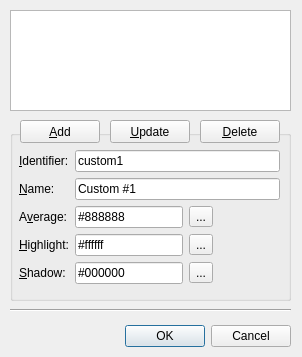
Old version of the form customranges.ui in the repository irydacea/wespal.
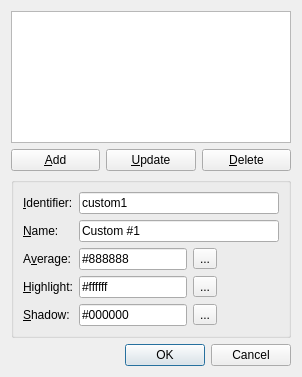
New version of the form.

Commit message: customranges: Make the overall dialog layout less awkward

The edit to the form file:
```diff
--- a/customranges.ui
+++ b/customranges.ui
@@ -7,114 +7,47 @@
     <x>0</x>
     <y>0</y>
     <width>302</width>
-    <height>357</height>
+    <height>377</height>
    </rect>
   </property>
-  <property name="minimumSize">
-   <size>
-    <width>302</width>
-    <height>357</height>
-   </size>
-  </property>
-  <property name="maximumSize">
-   <size>
-    <width>302</width>
-    <height>357</height>
-   </size>
-  </property>
   <property name="windowTitle">
    <string>Customize color ranges</string>
   </property>
-  <widget class="QDialogButtonBox" name="buttonBox">
-   <property name="geometry">
-    <rect>
-     <x>10</x>
-     <y>320</y>
-     <width>281</width>
-     <height>32</height>
-    </rect>
-   </property>
-   <property name="orientation">
-    <enum>Qt::Horizontal</enum>
-   </property>
-   <property name="standardButtons">
-    <set>QDialogButtonBox::Cancel|QDialogButtonBox::Ok</set>
-   </property>
-  </widget>
-  <widget class="QListWidget" name="rangesList">
-   <property name="geometry">
-    <rect>
-     <x>10</x>
-     <y>10</y>
-     <width>281</width>
-     <height>101</height>
-    </rect>
-   </property>
-  </widget>
+  <layout class="QVBoxLayout" name="verticalLayout" stretch="1,0,1,0">
+   <item>
+    <widget class="QListWidget" name="rangesList"/>
+   </item>
+   <item>
+    <layout class="QHBoxLayout" name="horizontalLayout" stretch="1,1,1">
+     <item>
   <widget class="QPushButton" name="cmdAdd">
-   <property name="geometry">
-    <rect>
-     <x>20</x>
-     <y>120</y>
-     <width>80</width>
-     <height>23</height>
-    </rect>
-   </property>
    <property name="text">
     <string>&amp;Add</string>
    </property>
   </widget>
+     </item>
+     <item>
   <widget class="QPushButton" name="cmdUpdate">
-   <property name="geometry">
-    <rect>
-     <x>110</x>
-     <y>120</y>
-     <width>80</width>
-     <height>23</height>
-    </rect>
-   </property>
    <property name="text">
     <string>&amp;Update</string>
    </property>
   </widget>
+     </item>
+     <item>
   <widget class="QPushButton" name="cmdDelete">
-   <property name="geometry">
-    <rect>
-     <x>200</x>
-     <y>120</y>
-     <width>80</width>
-     <height>23</height>
-    </rect>
-   </property>
    <property name="text">
     <string>&amp;Delete</string>
    </property>
   </widget>
+     </item>
+    </layout>
+   </item>
+   <item>
   <widget class="QGroupBox" name="groupBox">
-   <property name="geometry">
-    <rect>
-     <x>10</x>
-     <y>130</y>
-     <width>281</width>
-     <height>171</height>
-    </rect>
-   </property>
    <property name="title">
     <string/>
    </property>
-   <widget class="QWidget" name="formLayoutWidget">
-    <property name="geometry">
-     <rect>
-      <x>9</x>
-      <y>20</y>
-      <width>261</width>
-      <height>141</height>
-     </rect>
-    </property>
     <layout class="QFormLayout" name="formLayout">
-     <property name="fieldGrowthPolicy">
-      <enum>QFormLayout::ExpandingFieldsGrow</enum>
-     </property>
      <item row="0" column="0">
       <widget class="QLabel" name="label">
        <property name="text">
@@ -235,20 +168,18 @@
      </item>
     </layout>
    </widget>
-  </widget>
-  <widget class="Line" name="line">
-   <property name="geometry">
-    <rect>
-     <x>10</x>
-     <y>300</y>
-     <width>281</width>
-     <height>20</height>
-    </rect>
-   </property>
+   </item>
+   <item>
+    <widget class="QDialogButtonBox" name="buttonBox">
    <property name="orientation">
     <enum>Qt::Horizontal</enum>
    </property>
-  </widget>
+     <property name="standardButtons">
+      <set>QDialogButtonBox::Cancel|QDialogButtonBox::Ok</set>
+     </property>
+    </widget>
+   </item>
+  </layout>
   <zorder>groupBox</zorder>
   <zorder>buttonBox</zorder>
   <zorder>rangesList</zorder>
```
Left out of the diff: 1 changed line with no effect on the pictures. Lines whose indentation alone changed are shown as unchanged.
